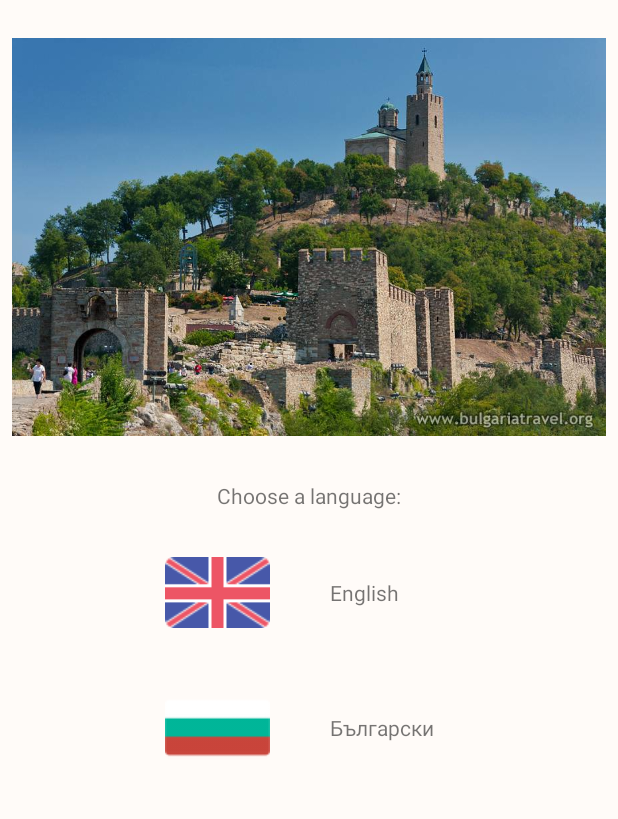
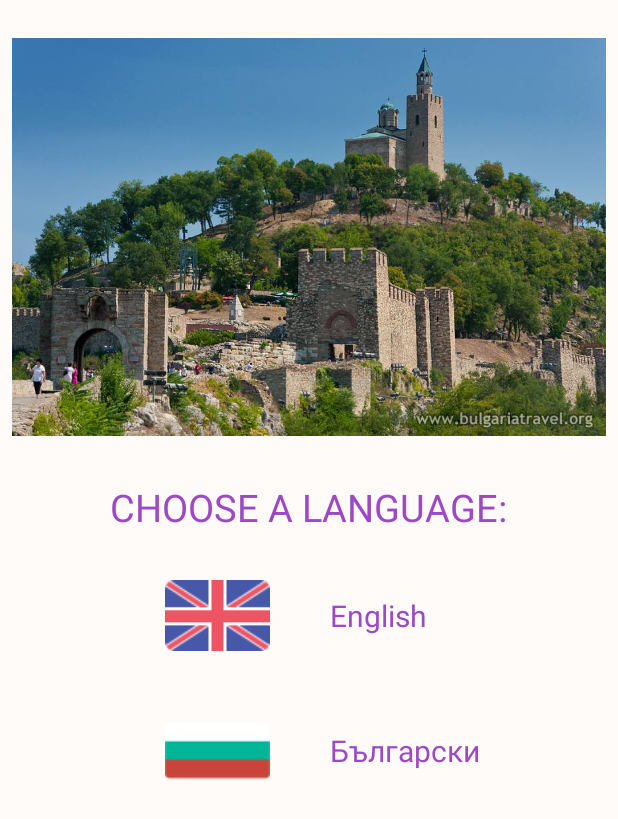
Before and after one commit to DimitarVashkov/Tsarevets, an Android app: the screen it shows after launch (MainActivity), on a phone screen of 412 x 824 dp. Shown: the top 819 px of the screen. Run offline under Robolectric (Android 15) with nearby library versions, the phone set to English and light mode, and no system bars.

Commit message:
Logo
Added logos in purple colour. Labels on activities changed. Minor
changes to main layout colours.

```diff
--- a/app/src/main/java/dimitarvashkov/tsarevets/English.java
+++ b/app/src/main/java/dimitarvashkov/tsarevets/English.java
@@ -6,6 +6,8 @@ import android.support.v7.app.AppCompatActivity;
 import android.os.Bundle;
 import android.util.Log;
 import android.view.View;
+import android.view.Window;
+import android.view.WindowManager;
 import android.widget.Button;
 import android.widget.TextView;
 
--- a/app/src/main/res/layout/activity_main.xml
+++ b/app/src/main/res/layout/activity_main.xml
@@ -32,6 +32,9 @@
             android:layout_width="wrap_content"
             android:layout_height="wrap_content"
             android:text="Choose a language:"
+            android:textAllCaps="true"
+            android:textSize="25dp"
+            android:textColor="@color/colorPrimaryDark"
             android:layout_gravity="center"
             android:layout_marginTop="30dp"
             />
@@ -57,6 +60,10 @@
                 android:text="English"
                 android:layout_marginLeft="40dp"
                 android:layout_gravity="center_vertical"
+                android:textSize="20dp"
+                android:textColor="@color/colorPrimaryDark"
+
+
                 />
         </LinearLayout>
 
@@ -75,8 +82,10 @@
                 android:layout_width="wrap_content"
                 android:layout_height="wrap_content"
                 android:text="Български"
+                android:textColor="@color/colorPrimaryDark"
                 android:layout_marginLeft="40dp"
-                android:layout_gravity="center_vertical"/>
+                android:layout_gravity="center_vertical"
+                android:textSize="20dp"/>
         </LinearLayout>
 
 
```
Also changed, not shown: app/src/main/AndroidManifest.xml (+4 -4 lines), app/src/main/res/mipmap-hdpi/logo.png (added), app/src/main/res/mipmap-mdpi/logo.png (added), app/src/main/res/mipmap-xhdpi/logo.png (added), app/src/main/res/mipmap-xxhdpi/logo.png (added), app/src/main/res/mipmap-xxxhdpi/logo.png (added).
